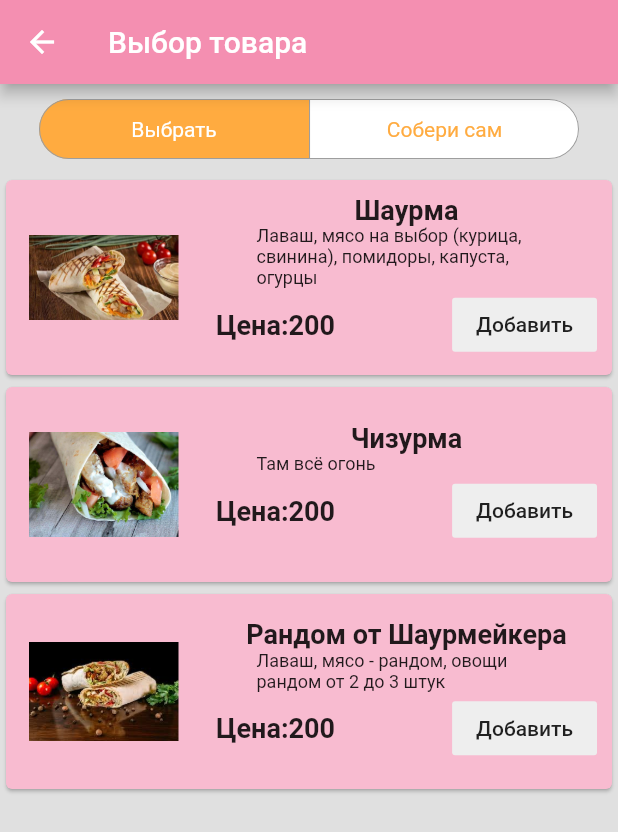
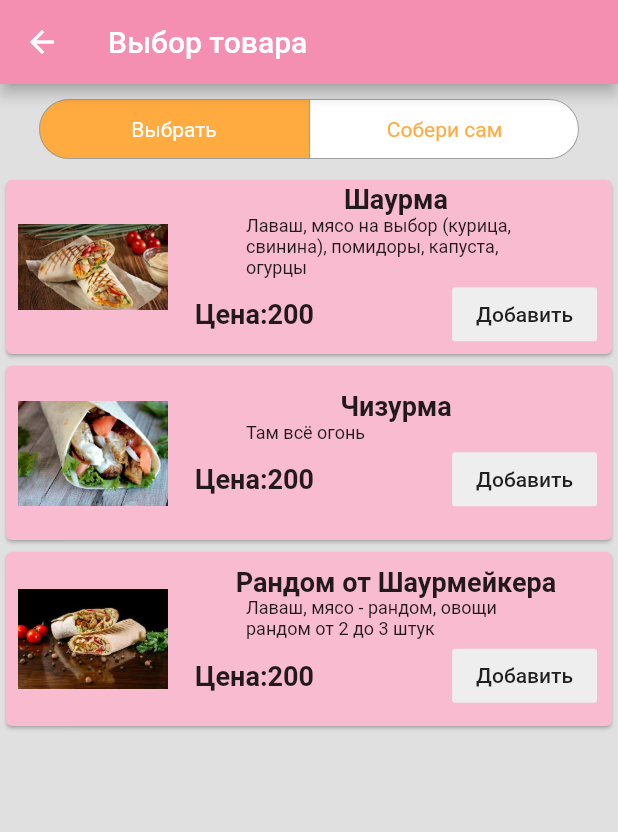
Before and after one commit to Gogov228/Shavuha, a Flutter app: the ChouseShavuha screen opened directly, on a phone screen of 412 x 824 dp. Shown: the top 832 px of the screen. Run offline on Flutter 3.47's test engine with Material 2 defaults, Android fonts, the phone set to English and light mode, and no system bars; drawn by our look-alikes of material_segmented_control.

Commit message:
Beta version 1.6 try to fix menu

```diff
--- a/lib/ChouseShavuha.dart
+++ b/lib/ChouseShavuha.dart
@@ -125,12 +125,15 @@ class _chouse extends State<ChouseShavuha> {
                   child: FlatButton(
                     onPressed: () {
                       print(allIngredients);
-                      shaurmaList.add( ShaurShow('assets/shavaCat.jpg',
-                          'Самостоятельная сборка', 'Всё как вы просили', shaurmSum));
+                      shaurmaList.add(ShaurShow(
+                          'assets/shavaCat.jpg',
+                          'Самостоятельная сборка',
+                          'Всё как вы просили',
+                          shaurmSum));
                       shaurPrise[countShava] = shaurmSum;
                       setState(() {
                         print(shaurmSum);
-                        totalSum+=shaurmSum;
+                        totalSum += shaurmSum;
                         while (chiken > 0) chikenDeCounter(100);
                         while (svinka > 0) svinkaDeCounter(100);
                         while (tomato > 0) tomatoDeCounter(20);
@@ -141,7 +144,6 @@ class _chouse extends State<ChouseShavuha> {
                         while (mazik > 0) mazikDeCounter(20);
                         while (ketcup > 0) ketcupDeCounter(20);
                         while (chiz > 0) chizDeCounter(20);
-
 
                         countShava++;
                         shaurmSum = 0;
@@ -423,16 +425,16 @@ class _chouse extends State<ChouseShavuha> {
     });
   }
 
-
   Container ShaurAdd(String image, String name, String subText, int price) {
     return Container(
+      child: SizedBox(
         child: Card(
           color: Colors.pink[100],
           child: Container(
             child: Row(
               children: <Widget>[
                 Container(
-                margin: EdgeInsets.all(15),
+                  margin: EdgeInsets.all(8),
                   child: ClipRRect(
                     borderRadius: BorderRadius.circular(4.0),
                     child: Image.asset(
@@ -475,7 +477,8 @@ class _chouse extends State<ChouseShavuha> {
                               style: TextStyle(
                                   fontWeight: FontWeight.w600, fontSize: 18),
                             ),
-                          FlatButton(
+                            SizedBox(
+                              child: FlatButton(
                                 onPressed: () {
                                   shaurList[countShava] =
                                       ShaurShow(image, name, subText, price);
@@ -483,11 +486,13 @@ class _chouse extends State<ChouseShavuha> {
                                   countShavuha();
                                   print(shaurList);
                                   totalSum += price;
-                              shaurmaList.add(ShaurShow(image, name, subText, price));
+                                  shaurmaList.add(
+                                      ShaurShow(image, name, subText, price));
                                 },
                                 child: Text("Добавить"),
                                 color: Colors.grey[200],
                                 disabledColor: Colors.grey[200],
+                              ),
                             ),
                           ],
                         ),
@@ -499,6 +504,7 @@ class _chouse extends State<ChouseShavuha> {
             ),
           ),
         ),
+      ),
     );
   }
 }
```
Lines whose indentation alone changed are shown as unchanged.
